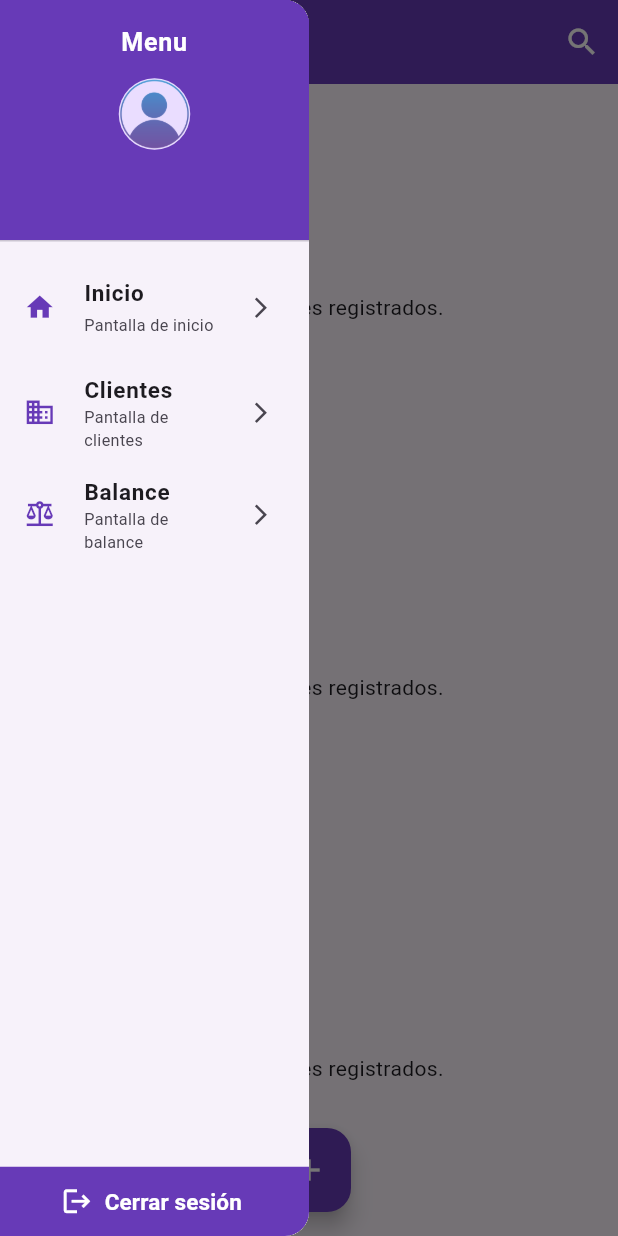
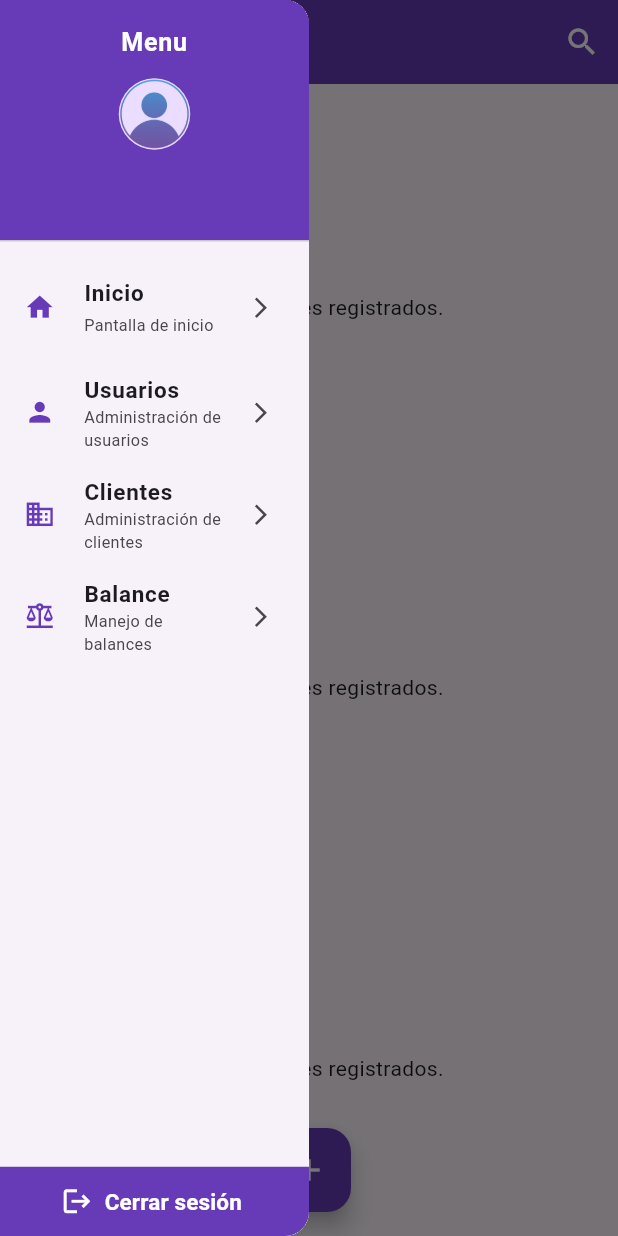
Before and after one commit to edd86/financial_project, a Flutter app: the ClientsHome screen opened by its route, with the side drawer open, on a phone screen of 412 x 824 dp. Run offline on Flutter 3.47's test engine with Material 3 defaults, Android fonts, the phone set to English and light mode, and no system bars; our stand-ins replace email_validator, flutter_dotenv, sizer, sqflite; accounts and stored records are empty.

Commit message:
feat: add user management to drawer navigation
- Add new drawer element for user management
- Update route configuration to include user home page
- Improve descriptions for existing drawer elements

```diff
--- a/lib/core/app_routes.dart
+++ b/lib/core/app_routes.dart
@@ -7,6 +7,7 @@ import 'package:financial_project/feature/client_managment/presentation/pages/cl
 import 'package:financial_project/feature/client_managment/presentation/pages/clients_home.dart';
 import 'package:financial_project/feature/client_managment/presentation/pages/search_client_page.dart';
 import 'package:financial_project/feature/home/presentation/page/home_page.dart';
+import 'package:financial_project/feature/user_managment/presentation/pages/user_home_page.dart';
 import 'package:financial_project/feature/user_registration/presentation/pages/user_registration_form.dart';
 import 'package:flutter/material.dart';
 
@@ -20,6 +21,7 @@ class AppRoutes {
   static const String clientPage = '/client-page';
   static const String clientGeneralForm = '/client-general-form';
   static const String balanceHome = '/balance-home';
+  static const String userHome = '/user-home';
 
   static Route<dynamic>? onGenerateRoute(RouteSettings settings) {
     switch (settings.name) {
@@ -51,6 +53,8 @@ class AppRoutes {
         );
       case balanceHome:
         return MaterialPageRoute(builder: (context) => const BalanceHome());
+      case userHome:
+        return MaterialPageRoute(builder: (context) => const UserHomePage());
       default:
         return null;
     }
--- a/lib/core/drawer_nav.dart
+++ b/lib/core/drawer_nav.dart
@@ -11,15 +11,21 @@ class DrawerElement {
 final List<DrawerElement> drawerElements = [
   DrawerElement(Icons.home, 'Inicio', 'Pantalla de inicio', '/home'),
   DrawerElement(
+    Icons.person,
+    'Usuarios',
+    'Administración de usuarios',
+    '/user-home',
+  ),
+  DrawerElement(
     Icons.business,
     'Clientes',
-    'Pantalla de clientes',
+    'Administración de clientes',
     '/clients-home',
   ),
   DrawerElement(
     Icons.balance,
     'Balance',
-    'Pantalla de balance',
+    'Manejo de balances',
     '/balance-home',
   ),
 ];
```
